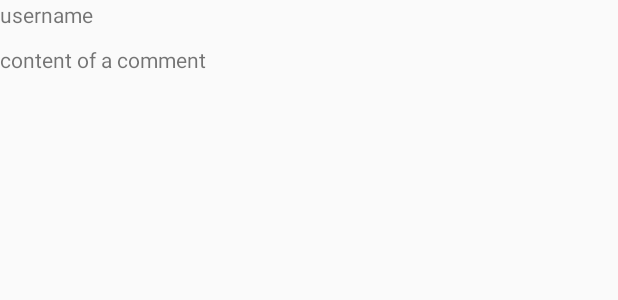
After one commit to Kokumi1/p11, an Android app: the layout comment_cell.xml on its own in the app's theme, with its tools: preview values and no code run, on a phone screen of 412 x 824 dp. The commit adds this screen. Shown: the top 300 px of the screen. Run offline under Robolectric (Android 15) with nearby library versions, the phone set to English and light mode, and no system bars.

Commit message:
Comment RecyclerView

```diff
--- a/app/src/main/java/com/debruyckere/florian/steamnews/model/Comment.kt
+++ b/app/src/main/java/com/debruyckere/florian/steamnews/model/Comment.kt
@@ -3,5 +3,5 @@ package com.debruyckere.florian.steamnews.model
 /**
  * Created by Debruyckère Florian on 07/10/2020.
  */
-class Comment(id: Int, user: String, content: String) {
+class Comment(var id: Int,var user: String,var content: String) {
 }
--- a/app/src/main/java/com/debruyckere/florian/steamnews/model/News.kt
+++ b/app/src/main/java/com/debruyckere/florian/steamnews/model/News.kt
@@ -3,5 +3,5 @@ package com.debruyckere.florian.steamnews.model
 /**
  * Created by Debruyckère Florian on 07/10/2020.
  */
-class News(id:Int,url: String, title: String, content: String) {
+class News(var id:Int,var url: String,var title: String,var content: String) {
 }
--- a/app/src/main/java/com/debruyckere/florian/steamnews/model/User.kt
+++ b/app/src/main/java/com/debruyckere/florian/steamnews/model/User.kt
@@ -3,5 +3,5 @@ package com.debruyckere.florian.steamnews.model
 /**
  * Created by Debruyckère Florian on 07/10/2020.
  */
-class User(id: Int, pseudo: String, games: List<String>) {
+class User(var id: Int,var pseudo: String,var games: List<String>) {
 }
--- /dev/null
+++ b/app/src/main/res/layout/comment_cell.xml
@@ -0,0 +1,21 @@
+<?xml version="1.0" encoding="utf-8"?>
+<RelativeLayout
+    xmlns:android="http://schemas.android.com/apk/res/android" android:layout_width="match_parent"
+    android:layout_height="100dp"
+    android:orientation="vertical"
+    android:layout_gravity="center_horizontal">
+
+    <TextView
+        android:id="@+id/comment_user"
+        android:layout_width="150dp"
+        android:layout_height="30dp"
+        android:text="@string/comment_username"/>
+
+    <TextView
+        android:id="@+id/comment_content"
+        android:layout_width="match_parent"
+        android:layout_height="match_parent"
+        android:layout_marginTop="30dp"
+        android:text="@string/comment_content"/>
+
+</RelativeLayout>
--- a/app/src/main/res/values/strings.xml
+++ b/app/src/main/res/values/strings.xml
@@ -9,5 +9,9 @@
     <string name="hello_blank_fragment">Hello blank fragment</string>
     <string name="login_login">Login</string>
     <string name="login_password">Password</string>
-    <string name="login_title">Login</string>
+    <string name="login_title">Connect to Steam</string>
+    <string name="login_validation_button">Log in</string>
+
+    <string name="comment_username">username</string>
+    <string name="comment_content">content of a comment</string>
 </resources>
--- a/build.gradle
+++ b/build.gradle
@@ -6,7 +6,7 @@ buildscript {
         jcenter()
     }
     dependencies {
-        classpath 'com.android.tools.build:gradle:4.0.2'
+        classpath 'com.android.tools.build:gradle:4.1.0'
         classpath "org.jetbrains.kotlin:kotlin-gradle-plugin:$kotlin_version"
 
         // NOTE: Do not place your application dependencies here; they belong
```
Also changed, not shown: app/build.gradle (+6 -6 lines), app/src/main/java/com/debruyckere/florian/steamnews/view/fragment/CommentFragment.kt (+36 -40 lines), app/src/main/res/layout/activity_login.xml (+11 -2 lines), app/src/main/res/layout/fragment_comment.xml (+4 -4 lines), gradle/wrapper/gradle-wrapper.properties.
